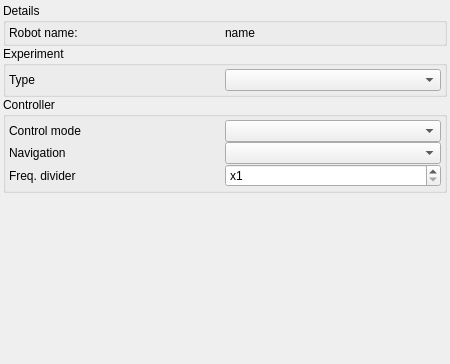
assisi/CATS2, file source/robot-control/gui/RobotControlWidget.ui: the form before one commit.
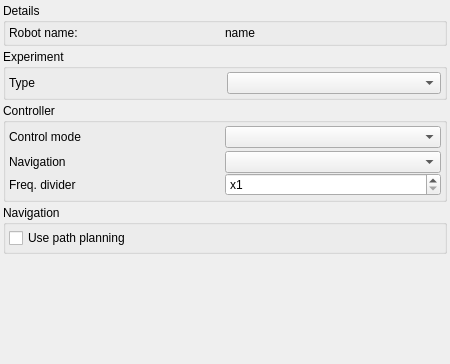
The form after the commit.

Commit message: Set the path planning flag from in the GUI.

What changed in the file:
```diff
--- a/source/robot-control/gui/RobotControlWidget.ui
+++ b/source/robot-control/gui/RobotControlWidget.ui
@@ -13,9 +13,9 @@
   <property name="windowTitle">
    <string>Form</string>
   </property>
-  <layout class="QVBoxLayout" name="verticalLayout_2">
+  <layout class="QVBoxLayout" name="verticalLayout_3">
    <property name="spacing">
-    <number>0</number>
+    <number>3</number>
    </property>
    <property name="leftMargin">
     <number>3</number>
@@ -85,7 +85,10 @@
       <property name="bottomMargin">
        <number>3</number>
       </property>
-      <property name="spacing">
+      <property name="horizontalSpacing">
+       <number>3</number>
+      </property>
+      <property name="verticalSpacing">
        <number>0</number>
       </property>
       <item row="0" column="0">
@@ -108,7 +111,7 @@
      </property>
      <layout class="QVBoxLayout" name="verticalLayout">
       <property name="spacing">
-       <number>0</number>
+       <number>3</number>
       </property>
       <property name="leftMargin">
        <number>3</number>
@@ -193,6 +196,37 @@
      </layout>
     </widget>
    </item>
+   <item>
+    <widget class="QGroupBox" name="navigationGroupBox">
+     <property name="title">
+      <string>Navigation</string>
+     </property>
+     <layout class="QVBoxLayout" name="verticalLayout_2">
+      <property name="spacing">
+       <number>3</number>
+      </property>
+      <property name="leftMargin">
+       <number>3</number>
+      </property>
+      <property name="topMargin">
+       <number>3</number>
+      </property>
+      <property name="rightMargin">
+       <number>3</number>
+      </property>
+      <property name="bottomMargin">
+       <number>3</number>
+      </property>
+      <item>
+       <widget class="QCheckBox" name="pathPlanningCheckBox">
+        <property name="text">
+         <string>Use path planning</string>
+        </property>
+       </widget>
+      </item>
+     </layout>
+    </widget>
+   </item>
    <item>
     <spacer name="verticalSpacer">
      <property name="orientation">
```
The commit also changes 5 other files.
